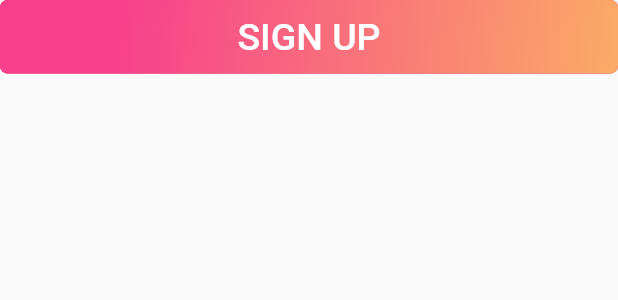
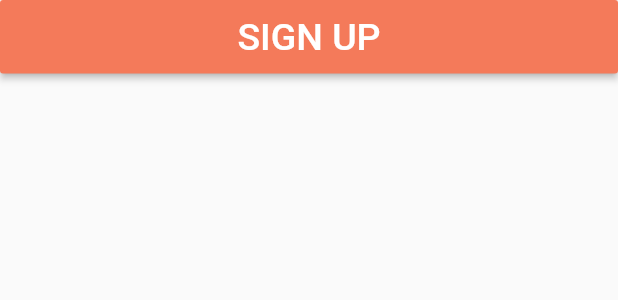
Before and after one commit to eric-mahasi/mealmagic, a Flutter app: the SignUpButtonWidget widget shown alone on an empty page, opened directly, on a phone screen of 412 x 824 dp. Shown: the top 300 px of the screen. Run offline on Flutter 3.47's test engine with Material 2 defaults, Android fonts, the phone set to English and light mode, and no system bars; our stand-ins replace carousel_pro, font_awesome_flutter, introduction_screen; Roboto replaces fonts that are missing (WorkSansBold).

Commit message:
Update colors on sign in and sign up pages

```diff
--- a/lib/core/sign_in/sign_in.dart
+++ b/lib/core/sign_in/sign_in.dart
@@ -167,7 +167,7 @@ class _SignInPageState extends State<SignInPage> {
                         child: Text(
                           "Sign Up",
                           style: TextStyle(
-                            color: Color(0xFFf7418c),
+                            color: Color(0xfff47a5a),
                             fontFamily: defaultFontFamily,
                             fontSize: defaultFontSize,
                             fontStyle: FontStyle.normal,
--- a/lib/core/sign_up/sign_up.dart
+++ b/lib/core/sign_up/sign_up.dart
@@ -222,7 +222,7 @@ class SignUpPage extends StatelessWidget {
                         child: Text(
                           "Sign In",
                           style: TextStyle(
-                            color: Color(0xFFf7418c),
+                            color: Color(0xfff47a5a),
                             fontFamily: defaultFontFamily,
                             fontSize: defaultFontSize,
                             fontStyle: FontStyle.normal,
--- a/lib/widgets/sign_up_button.dart
+++ b/lib/widgets/sign_up_button.dart
@@ -7,26 +7,8 @@ class SignUpButtonWidget extends StatelessWidget {
   Widget build(BuildContext context) {
     return Container(
       width: double.infinity,
-      decoration: new BoxDecoration(
-        borderRadius: BorderRadius.all(Radius.circular(5.0)),
-        boxShadow: <BoxShadow>[
-          BoxShadow(
-            color: Color(0xFFfbab66),
-          ),
-          BoxShadow(
-            color: Color(0xFFf7418c),
-          ),
-        ],
-        gradient: new LinearGradient(
-            colors: [Color(0xFFf7418c), Color(0xFFfbab66)],
-            begin: const FractionalOffset(0.2, 0.2),
-            end: const FractionalOffset(1.0, 1.0),
-            stops: [0.0, 1.0],
-            tileMode: TileMode.clamp),
-      ),
       child: MaterialButton(
-          highlightColor: Colors.transparent,
-          splashColor: Color(0xFFf7418c),
+          color: Color(0xfff47a5a),
           //shape: RoundedRectangleBorder(borderRadius: BorderRadius.all(Radius.circular(5.0))),
           child: Padding(
             padding:
```
Also changed, not shown: lib/widgets/sign_in_button.dart (+1 -19 lines).
